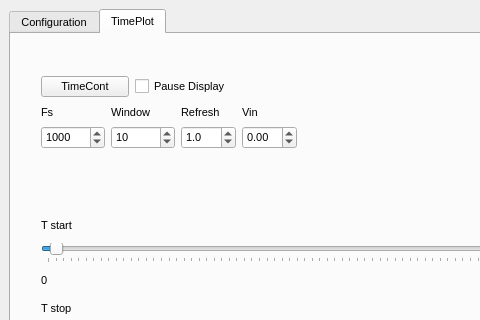
Qt form PyGFET/GuiStimulation/GuiStim.ui (aguimera/PyGFET) before a commit; both pictures show x 0 to 480 and y 0 to 320 of the 994 by 697 pixel window.
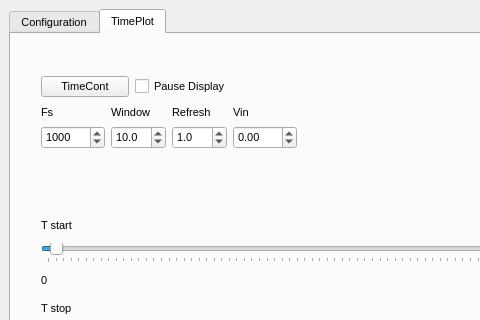
The same form after that commit. The open tabs and pages were chosen to show the change.

Commit message: GuiStim Designer Changesv1

What changed in the file:
```diff
--- a/PyGFET/GuiStimulation/GuiStim.ui
+++ b/PyGFET/GuiStimulation/GuiStim.ui
@@ -1114,15 +1114,18 @@
               </widget>
              </item>
              <item>
-              <widget class="QSpinBox" name="SpnWindow">
-               <property name="minimum">
+              <widget class="QDoubleSpinBox" name="SpnWindow">
+               <property name="decimals">
                 <number>1</number>
                </property>
+               <property name="minimum">
+                <double>0.100000000000000</double>
+               </property>
                <property name="maximum">
-                <number>100000</number>
+                <double>100.000000000000000</double>
                </property>
                <property name="value">
-                <number>10</number>
+                <double>10.000000000000000</double>
                </property>
               </widget>
              </item>
```
Left out of the diff: 2 changed lines with no effect on the pictures.
